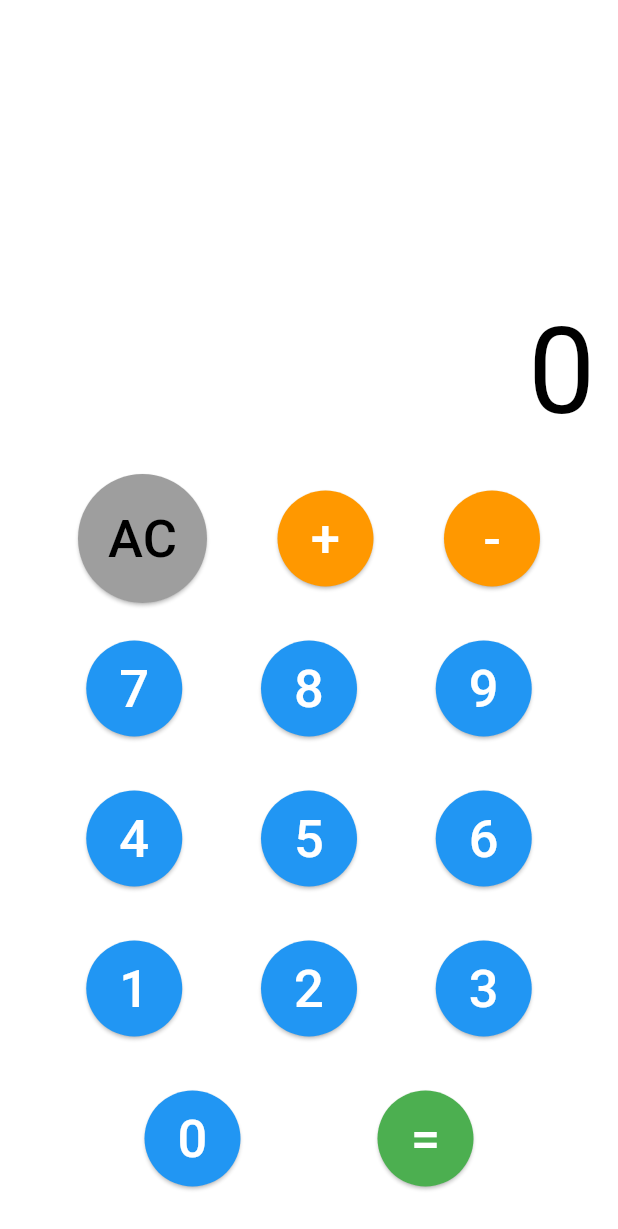
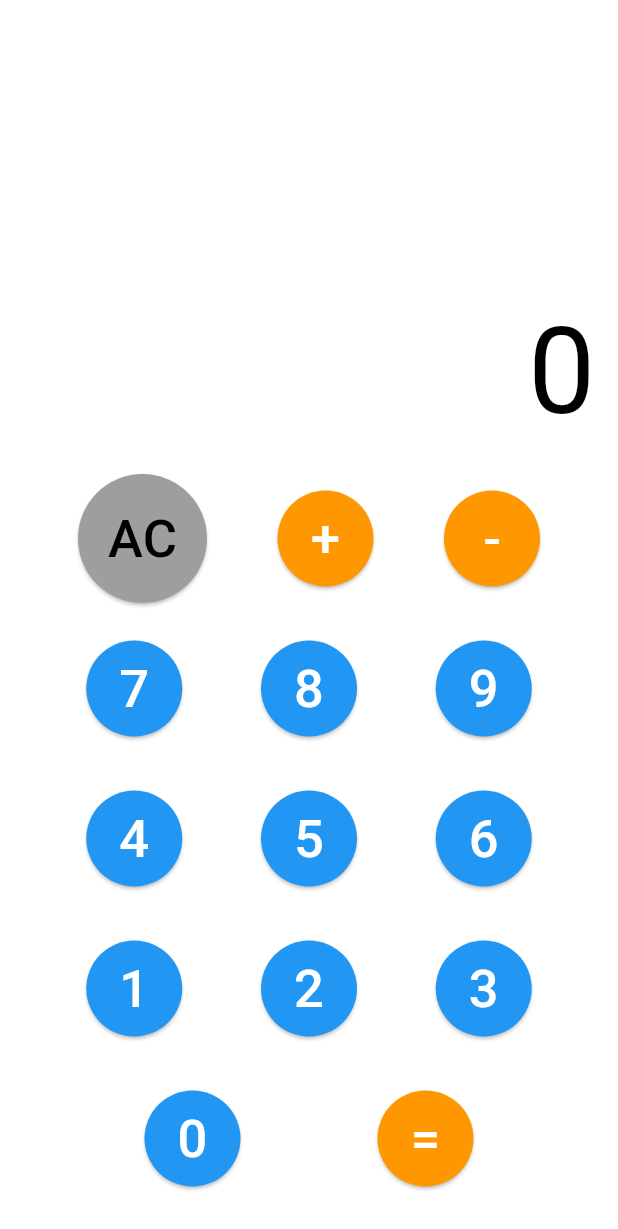
Before and after one commit to VincentiusAriell/TPM1, a Flutter app: the CalculatorPage screen opened directly, on a phone screen of 412 x 824 dp. Shown: the top 1229 px of the screen. Run offline on Flutter 3.47's test engine with Material 3 defaults, Android fonts, the phone set to English and light mode, and no system bars; our stand-ins replace math_expressions.

Commit message:
stopwatch page, calculator page. and prime numbers revision

```diff
--- a/lib/screen/calculator_page.dart
+++ b/lib/screen/calculator_page.dart
@@ -102,7 +102,7 @@ class _CalculatorPageState extends State<CalculatorPage> {
               children: [
                 calcbutton('AC', Colors.grey, Colors.black),
                 calcbutton('+', Colors.orange, Colors.white),
-                calcbutton('-', Colors.orange, Colors.white),
+                calcbutton('-', const Color.fromRGBO(255, 152, 0, 1), Colors.white),
               ],
             ),
 
@@ -149,7 +149,7 @@ class _CalculatorPageState extends State<CalculatorPage> {
               mainAxisAlignment: MainAxisAlignment.spaceEvenly,
               children: [
                 calcbutton('0', Colors.blue, Colors.white),
-                calcbutton('=', Colors.green, Colors.white),
+                calcbutton('=', const Color.fromRGBO(255, 152, 0, 1), Colors.white),
               ],
             ),
 
```
